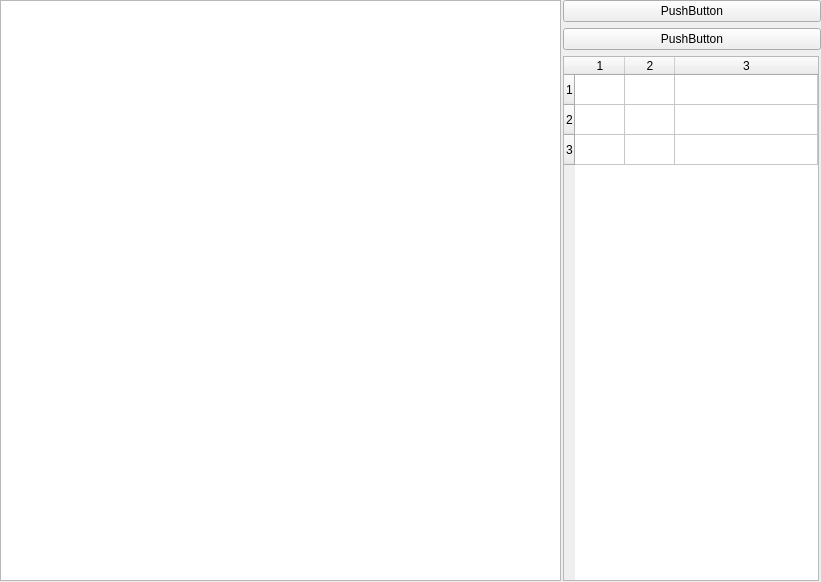
Above: data_graph.ui from a-styuf/oai_dd_pk before the change. Below: the same form after it.
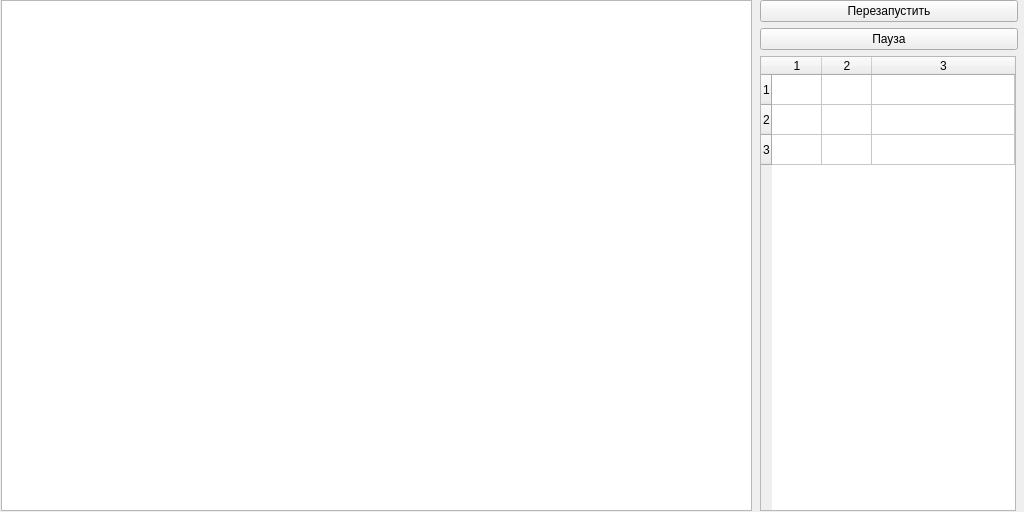
That is the form after the change.

What changed in the file:
```diff
--- a/data_graph.ui
+++ b/data_graph.ui
@@ -6,8 +6,8 @@
    <rect>
     <x>0</x>
     <y>0</y>
-    <width>821</width>
-    <height>582</height>
+    <width>1024</width>
+    <height>512</height>
    </rect>
   </property>
   <property name="sizePolicy">
@@ -25,34 +25,18 @@
   <property name="windowTitle">
    <string>Form</string>
   </property>
-  <widget class="QGraphicsView" name="graphicsViews">
+  <widget class="QWidget" name="layoutWidget">
    <property name="geometry">
     <rect>
-     <x>0</x>
-     <y>0</y>
-     <width>561</width>
-     <height>581</height>
-    </rect>
-   </property>
-   <property name="sizePolicy">
-    <sizepolicy hsizetype="Expanding" vsizetype="Expanding">
-     <horstretch>0</horstretch>
-     <verstretch>0</verstretch>
-    </sizepolicy>
-   </property>
-  </widget>
-  <widget class="QWidget" name="">
-   <property name="geometry">
-    <rect>
-     <x>563</x>
+     <x>760</x>
      <y>0</y>
      <width>258</width>
-     <height>581</height>
+     <height>511</height>
     </rect>
    </property>
    <layout class="QVBoxLayout" name="verticalLayout">
     <property name="sizeConstraint">
-     <enum>QLayout::SetMinimumSize</enum>
+     <enum>QLayout::SetDefaultConstraint</enum>
     </property>
     <item>
      <widget class="QPushButton" name="pushButton">
@@ -63,7 +47,7 @@
        </sizepolicy>
       </property>
       <property name="text">
-       <string>PushButton</string>
+       <string>Перезапустить</string>
       </property>
      </widget>
     </item>
@@ -76,7 +60,10 @@
        </sizepolicy>
       </property>
       <property name="text">
-       <string>PushButton</string>
+       <string>Пауза</string>
+      </property>
+      <property name="checkable">
+       <bool>true</bool>
       </property>
      </widget>
     </item>
@@ -138,6 +125,22 @@
     </item>
    </layout>
   </widget>
+  <widget class="QGraphicsView" name="graphicsViews">
+   <property name="geometry">
+    <rect>
+     <x>1</x>
+     <y>0</y>
+     <width>751</width>
+     <height>511</height>
+    </rect>
+   </property>
+   <property name="sizePolicy">
+    <sizepolicy hsizetype="Expanding" vsizetype="Expanding">
+     <horstretch>0</horstretch>
+     <verstretch>0</verstretch>
+    </sizepolicy>
+   </property>
+  </widget>
  </widget>
  <resources/>
  <connections/>
```
Left out of the diff: 4 changed lines with no effect on the pictures.
